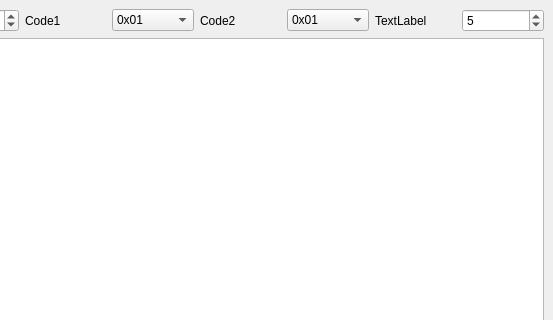
This is C++/decodertestmain.ui in starodubtsevm/alsen_rx as Qt 5 draws it before an edit; both pictures show x 247 to 800 and y 0 to 320 of the 800 by 600 pixel window. The edited form follows.
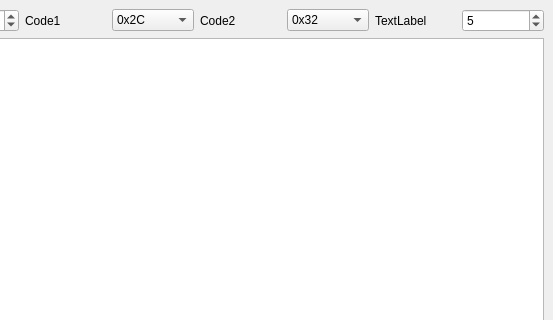
This is the edited form.

```diff
--- a/C++/decodertestmain.ui
+++ b/C++/decodertestmain.ui
@@ -73,6 +73,9 @@
       </item>
       <item>
        <widget class="QComboBox" name="cmbCode1">
+        <property name="currentIndex">
+         <number>2</number>
+        </property>
         <item>
          <property name="text">
           <string>0x01</string>
@@ -164,6 +167,9 @@
       </item>
       <item>
        <widget class="QComboBox" name="cmbCode2">
+        <property name="currentIndex">
+         <number>3</number>
+        </property>
         <item>
          <property name="text">
           <string>0x01</string>
```
